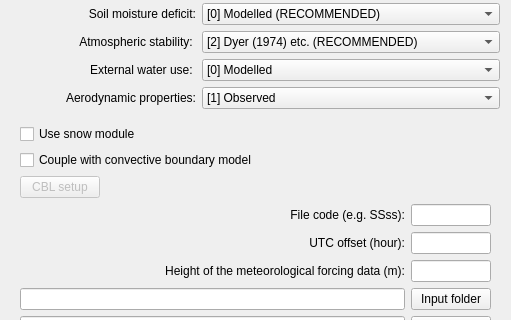
This is SUEWS/suews_dialog_base.ui in UMEP-dev/UMEP as Qt 5 draws it before an edit; both pictures show x 0 to 511 and y 176 to 496 of the 511 by 590 pixel window. The edited form follows.
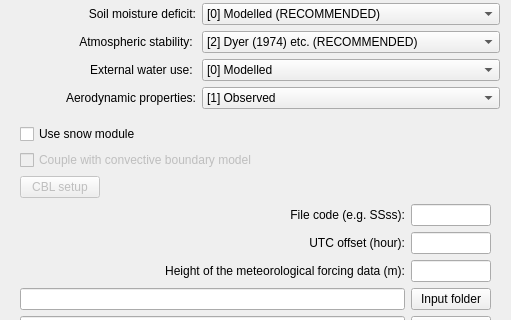
This is the edited form.

Diff of the .ui file:
```diff
--- a/SUEWS/suews_dialog_base.ui
+++ b/SUEWS/suews_dialog_base.ui
@@ -476,6 +476,9 @@
       </item>
       <item row="1" column="0" colspan="3">
        <widget class="QCheckBox" name="checkBoxCBL">
+        <property name="enabled">
+         <bool>false</bool>
+        </property>
         <property name="text">
          <string>Couple with convective boundary model</string>
         </property>
```
